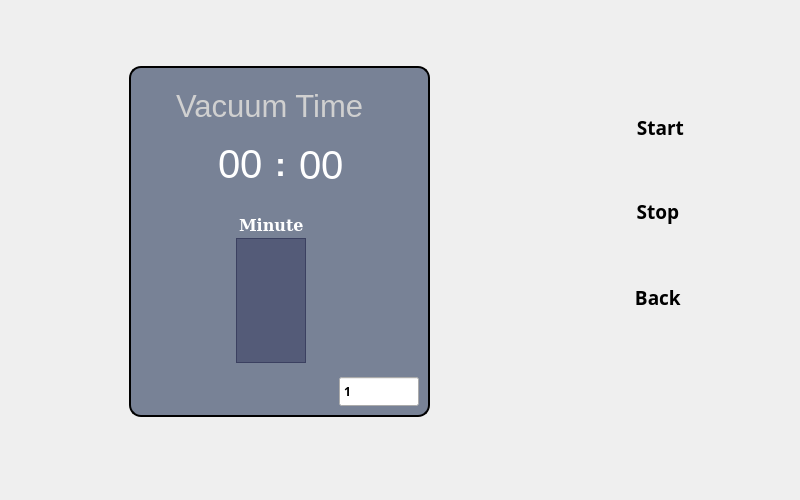
Qt form formvaccum.ui (mohsencyber/gardinaUI) before a commit.
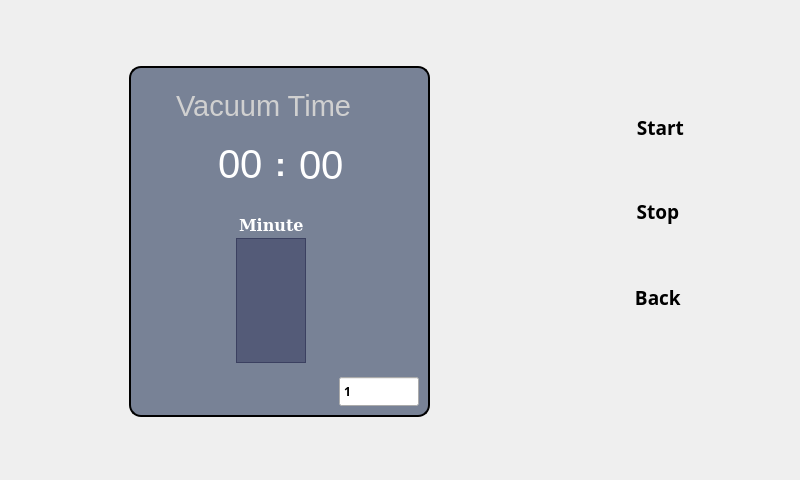
The same form after that commit. Icons and pictures are not drawn.

Diff of the .ui file:
```diff
--- a/formvaccum.ui
+++ b/formvaccum.ui
@@ -7,7 +7,7 @@
     <x>0</x>
     <y>0</y>
     <width>800</width>
-    <height>500</height>
+    <height>480</height>
    </rect>
   </property>
   <property name="windowTitle">
@@ -511,7 +511,7 @@
     </property>
     <property name="font">
      <font>
-      <pointsize>23</pointsize>
+      <pointsize>22</pointsize>
       <weight>50</weight>
       <bold>false</bold>
      </font>
```
